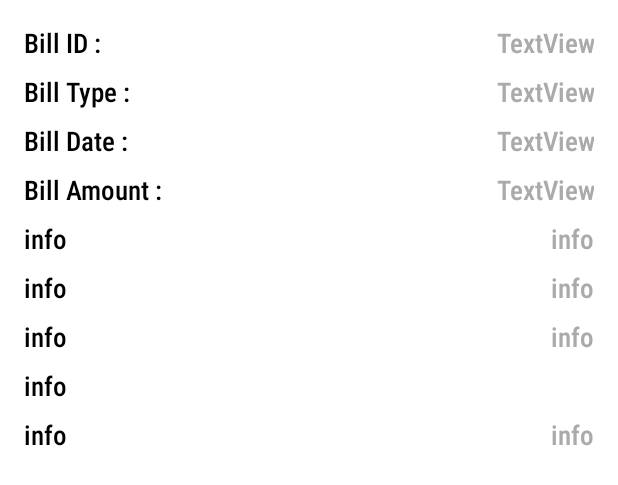
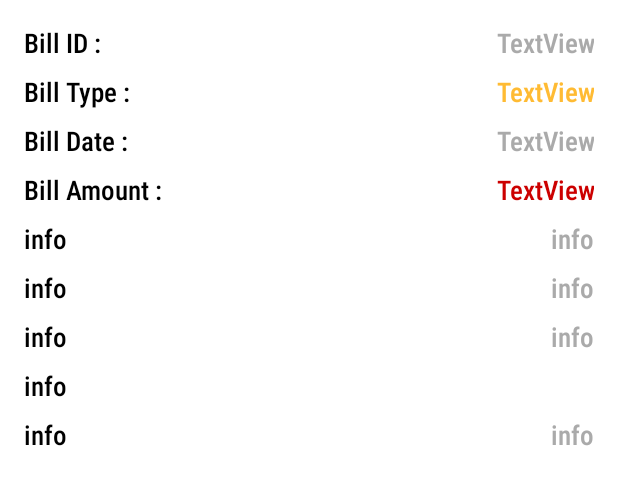
Before and after one commit to kamal777682/CO777682_W2020_MAD3125_FP, an Android app: the layout activity_bill_summary.xml on its own in the app's theme, with its tools: preview values and no code run, on a phone screen of 412 x 824 dp. Shown: the top 485 px of the screen. Run offline under Robolectric (Android 15) with nearby library versions, the phone set to English and light mode, and no system bars; Roboto replaces fonts that are not available here.

Commit message:
[kamal] billSummary

```diff
--- a/app/src/main/AndroidManifest.xml
+++ b/app/src/main/AndroidManifest.xml
@@ -9,7 +9,7 @@
         android:roundIcon="@mipmap/ic_launcher_round"
         android:supportsRtl="true"
         android:theme="@style/AppTheme">
-        <activity android:name=".UI.BillSummaryActivity"></activity>
+        <activity android:name=".UI.BillSummaryActivity" ></activity>
         <activity android:name=".UI.AddNewCustomerActivity" android:parentActivityName=".UI.CustomerListActivity" />
         <activity
             android:name=".UI.ShowBillDetailsActivity"  android:parentActivityName=".UI.CustomerListActivity"/>
--- a/app/src/main/res/layout/activity_bill_summary.xml
+++ b/app/src/main/res/layout/activity_bill_summary.xml
@@ -227,12 +227,13 @@
         android:layout_height="wrap_content"
         android:layout_marginTop="8dp"
         android:layout_marginEnd="16dp"
+        android:background="@android:color/white"
         android:ems="9"
         android:fontFamily="sans-serif-condensed-medium"
         android:text="TextView"
         android:textAlignment="viewEnd"
-        android:textColor="@android:color/darker_gray"
 
+        android:textColor="@android:color/holo_orange_light"
         android:textSize="18sp"
         app:layout_constraintEnd_toEndOf="parent"
         app:layout_constraintTop_toBottomOf="@+id/textView23" />
@@ -258,11 +259,12 @@
         android:layout_height="wrap_content"
         android:layout_marginTop="8dp"
         android:layout_marginEnd="16dp"
+        android:background="@android:color/white"
         android:ems="9"
         android:fontFamily="sans-serif-condensed-medium"
         android:text="TextView"
         android:textAlignment="viewEnd"
-        android:textColor="@android:color/darker_gray"
+        android:textColor="@android:color/holo_red_dark"
         android:textSize="18sp"
         app:layout_constraintEnd_toEndOf="parent"
         app:layout_constraintTop_toBottomOf="@+id/textView25" />
```
Also changed, not shown: app/src/main/java/com/kamal/co777682_w2020_mad3125_fp/UI/BillSummaryActivity.java (+13 -7 lines).
